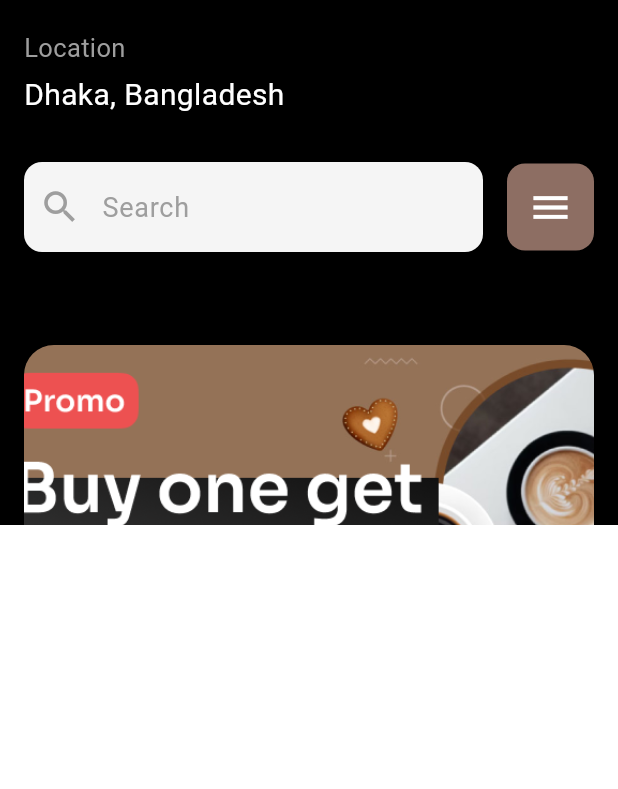
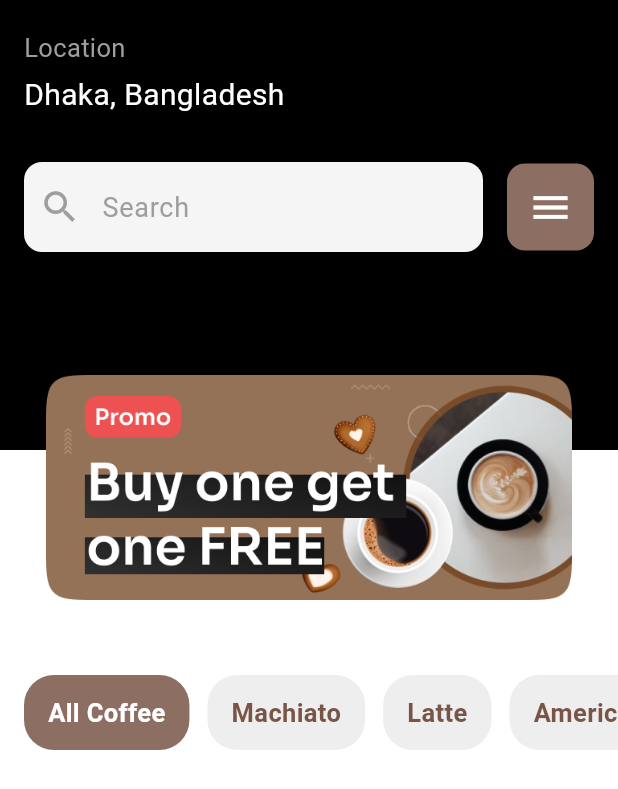
Before and after one commit to iamfarazbaloch/ui_app, a Flutter app: the HomePage screen opened directly, on a phone screen of 412 x 824 dp. Shown: the top 789 px of the screen. Run offline on Flutter 3.47's test engine with Material 3 defaults, Android fonts, the phone set to English and light mode, and no system bars; our stand-ins replace gap, google_fonts.

Commit message:
coffee model

```diff
--- /dev/null
+++ b/lib/model/coffee_model.dart
@@ -0,0 +1,79 @@
+class Coffee {
+  final String image;
+  final String name;
+  final String type;
+  final double rate;
+  final int review;
+  final String description;
+  final double price;
+  Coffee({
+    required this.image,
+    required this.name,
+    required this.type,
+    required this.rate,
+    required this.review,
+    required this.description,
+    required this.price,
+  });
+}
+
+final listOfCoffee = [
+  Coffee(
+    image: 'assets/images/coffee4.png',
+    name: 'Caffee Mocha',
+    type: 'Deep Foam',
+    rate: 4.8,
+    review: 230,
+    description:
+        'A delightful mix of espresso, steamed milk, and chocolate syrup, creating a harmonious blend of rich coffee and sweet chocolate flavors. It’s often topped with whipped cream or cocoa powder, making it a favorite for those who love a dessert-like coffee experience.',
+    price: 4.53,
+  ),
+  Coffee(
+    image: 'assets/images/coffee3.png',
+    name: 'Flat White',
+    type: 'Espresso',
+    rate: 4.8,
+    review: 20,
+    description:
+        'A smooth coffee crafted with a double shot of espresso and finely textured micro-foamed milk. Its velvety texture and balanced coffee-to-milk ratio make it creamier than a latte yet less foamy than a cappuccino, offering a rich and satisfying coffee experience.',
+    price: 3.53,
+  ),
+  Coffee(
+    image: 'assets/images/coffee2.png',
+    name: 'Mocha Fusi',
+    type: 'Ice/Hot',
+    rate: 4.8,
+    review: 170,
+    description:
+        'A creative twist on the classic mocha, blending espresso, milk, and chocolate with unique fusion flavors or toppings. It’s a versatile beverage that often incorporates ingredients like caramel, nuts, or whipped cream, offering a customized and indulgent coffee treat.',
+    price: 8.53,
+  ),
+
+  Coffee(
+    image: 'assets/images/coffee1.png',
+    name: 'Irish Coffee',
+    type: 'Popular',
+    rate: 4.8,
+    review: 200,
+    description:
+        'A warm, indulgent drink combining hot coffee, Irish whiskey, sugar, and a topping of lightly whipped cream. This classic cocktail is both a dessert and a drink, perfect for cozy evenings or special occasions, delivering a blend of bold coffee and smooth whiskey flavors.',
+    price: 5.53,
+  ),
+  Coffee(
+    image: 'assets/images/coffee5.png',
+    name: 'Affogato',
+    type: 'Creamy',
+    rate: 4.8,
+    review: 100,
+    description:
+        'A delightful Italian dessert-coffee hybrid, the affogato consists of a scoop of creamy vanilla gelato or ice cream “drowned” with a shot of hot espresso. The contrast of hot and cold creates a rich, velvety treat that’s perfect as a dessert or a sweet pick-me-up.',
+    price: 5.53,
+  ),
+];
+// final coffeeCategories = [
+//   'All Coffee',
+//   'Machiato',
+//   'Latte',
+//   'Americano',
+//   'Cappuccino',
+// ];
--- a/lib/pages/home_page.dart
+++ b/lib/pages/home_page.dart
@@ -10,22 +10,33 @@ class HomePage extends StatefulWidget {
 }
 
 class _HomePageState extends State<HomePage> {
+  final List<String> categories = [
+    'All Coffee',
+    'Machiato',
+    'Latte',
+    'Americano',
+    'Cappuccino',
+  ];
+
+  int selectedIndex = 0;
+
   @override
   Widget build(BuildContext context) {
     return Scaffold(
       backgroundColor: Colors.white,
-      body: Stack(
+      body: SingleChildScrollView(
+        child: Column(
           children: [
+            // Black header
             Container(
-            height: 350,
+              height: 300,
               width: double.infinity,
               color: Colors.black,
-            child: SafeArea(
-              child: Padding(
               padding: const EdgeInsets.symmetric(
                 horizontal: 16.0,
                 vertical: 20,
               ),
+              child: SafeArea(
                 child: Column(
                   crossAxisAlignment:
                       CrossAxisAlignment.start,
@@ -47,28 +58,79 @@ class _HomePageState extends State<HomePage> {
                     ),
                     const Gap(30),
                     const SearchField(),
+                    const Gap(30),
                   ],
                 ),
               ),
             ),
-          ),
-          Positioned(
-            top:
-                230, // Adjust the top value to move the image outside
-            left: 16,
-            right: 16,
+
+            // Banner image
+            Transform.translate(
+              offset: const Offset(0, -50),
               child: ClipRRect(
                 borderRadius: BorderRadius.circular(20),
                 child: Image.asset(
                   'assets/images/banner.png',
-                height:
-                    200, // Increased height for visibility outside
-                fit: BoxFit.cover,
+                  height: 150,
+                  width: double.infinity,
                 ),
+              ),
+            ),
+
+            SizedBox(
+              height: 50,
+              child: ListView.builder(
+                scrollDirection: Axis.horizontal,
+                padding: const EdgeInsets.symmetric(
+                  horizontal: 16,
+                ),
+                itemCount: categories.length,
+                itemBuilder: (context, index) {
+                  final isSelected = selectedIndex == index;
+                  return GestureDetector(
+                    onTap: () {
+                      setState(() {
+                        selectedIndex = index;
+                      });
+                    },
+                    child: Container(
+                      margin: const EdgeInsets.only(
+                        right: 12,
+                      ),
+                      padding: const EdgeInsets.symmetric(
+                        horizontal: 16,
+                        vertical: 10,
+                      ),
+                      decoration: BoxDecoration(
+                        color:
+                            isSelected
+                                ? Colors.brown.shade400
+                                : Colors.grey.shade200,
+                        borderRadius: BorderRadius.circular(
+                          20,
+                        ),
+                      ),
+                      child: Center(
+                        child: Text(
+                          categories[index],
+                          style: TextStyle(
+                            color:
+                                isSelected
+                                    ? Colors.white
+                                    : Colors.brown,
+                            fontWeight: FontWeight.bold,
+                            fontSize: 17,
+                          ),
+                        ),
+                      ),
+                    ),
+                  );
+                },
               ),
             ),
           ],
         ),
+      ),
     );
   }
 }
```
Lines whose indentation alone changed are shown as unchanged.
